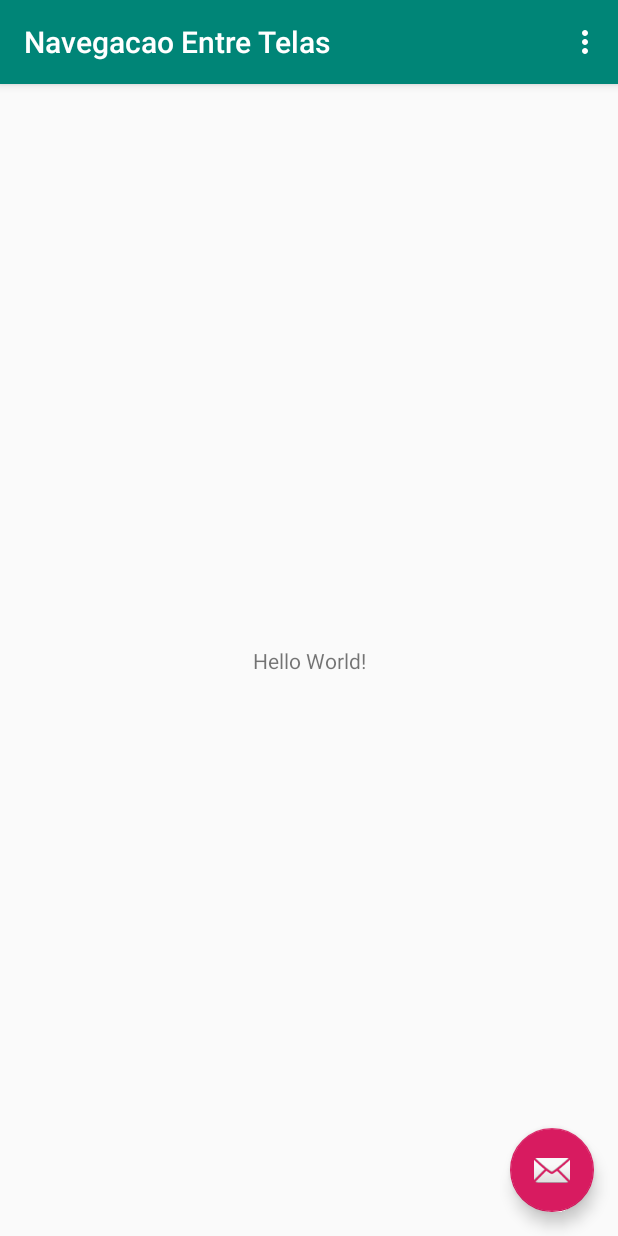
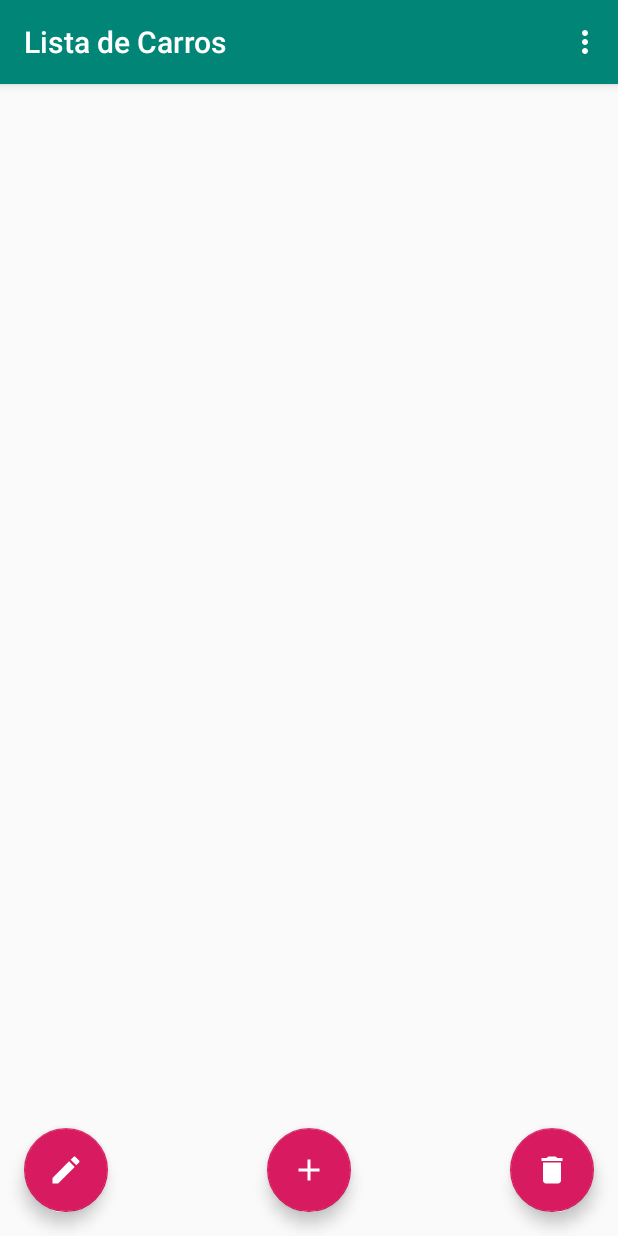
Before and after one commit to AglailsonSantiago/Desenvolvimento-Dispositivos-Moveis-2021.2, an Android app: the screen it shows after launch (MainActivity), on a phone screen of 412 x 824 dp. Run offline under Robolectric (Android 15) with nearby library versions, the phone set to English and light mode, and no system bars.

Commit message:
Atividade 95% concluída.

```diff
--- a/NavegacaoEntreTelas/app/src/main/AndroidManifest.xml
+++ b/NavegacaoEntreTelas/app/src/main/AndroidManifest.xml
@@ -19,6 +19,8 @@
                 <category android:name="android.intent.category.LAUNCHER" />
             </intent-filter>
         </activity>
+        <activity android:name=".ActivityADDeEDIT"
+            android:label="Formulário Carro"></activity>
     </application>
 
 </manifest>
--- /dev/null
+++ b/NavegacaoEntreTelas/app/src/main/res/drawable/ic_add_black_24dp.xml
@@ -0,0 +1,5 @@
+<vector android:height="24dp" android:tint="#FFFFFF"
+    android:viewportHeight="24.0" android:viewportWidth="24.0"
+    android:width="24dp" xmlns:android="http://schemas.android.com/apk/res/android">
+    <path android:fillColor="#FF000000" android:pathData="M19,13h-6v6h-2v-6H5v-2h6V5h2v6h6v2z"/>
+</vector>
--- /dev/null
+++ b/NavegacaoEntreTelas/app/src/main/res/drawable/ic_delete_black_24dp.xml
@@ -0,0 +1,5 @@
+<vector android:height="24dp" android:tint="#FFFFFF"
+    android:viewportHeight="24.0" android:viewportWidth="24.0"
+    android:width="24dp" xmlns:android="http://schemas.android.com/apk/res/android">
+    <path android:fillColor="#FF000000" android:pathData="M6,19c0,1.1 0.9,2 2,2h8c1.1,0 2,-0.9 2,-2V7H6v12zM19,4h-3.5l-1,-1h-5l-1,1H5v2h14V4z"/>
+</vector>
--- /dev/null
+++ b/NavegacaoEntreTelas/app/src/main/res/drawable/ic_edit_black_24dp.xml
@@ -0,0 +1,5 @@
+<vector android:height="24dp" android:tint="#FFFFFF"
+    android:viewportHeight="24.0" android:viewportWidth="24.0"
+    android:width="24dp" xmlns:android="http://schemas.android.com/apk/res/android">
+    <path android:fillColor="#FF000000" android:pathData="M3,17.25V21h3.75L17.81,9.94l-3.75,-3.75L3,17.25zM20.71,7.04c0.39,-0.39 0.39,-1.02 0,-1.41l-2.34,-2.34c-0.39,-0.39 -1.02,-0.39 -1.41,0l-1.83,1.83 3.75,3.75 1.83,-1.83z"/>
+</vector>
--- a/NavegacaoEntreTelas/app/src/main/res/layout/activity_main.xml
+++ b/NavegacaoEntreTelas/app/src/main/res/layout/activity_main.xml
@@ -23,11 +23,30 @@
     <include layout="@layout/content_main" />
 
     <com.google.android.material.floatingactionbutton.FloatingActionButton
-        android:id="@+id/fab"
+        android:id="@+id/add"
         android:layout_width="wrap_content"
         android:layout_height="wrap_content"
-        android:layout_gravity="bottom|end"
+        android:layout_gravity="bottom|center"
         android:layout_margin="@dimen/fab_margin"
-        app:srcCompat="@android:drawable/ic_dialog_email" />
+        android:onClick="adicionar"
+        app:srcCompat="@drawable/ic_add_black_24dp" />
+
+    <com.google.android.material.floatingactionbutton.FloatingActionButton
+        android:id="@+id/edit"
+        android:layout_width="wrap_content"
+        android:layout_height="wrap_content"
+        android:layout_gravity="bottom|center|start"
+        android:layout_margin="@dimen/fab_margin"
+        android:onClick="editar"
+        app:srcCompat="@drawable/ic_edit_black_24dp" />
+
+    <com.google.android.material.floatingactionbutton.FloatingActionButton
+        android:id="@+id/delete"
+        android:layout_width="wrap_content"
+        android:layout_height="wrap_content"
+        android:layout_gravity="bottom|center|end"
+        android:layout_margin="@dimen/fab_margin"
+        android:onClick="apagarItem"
+        app:srcCompat="@drawable/ic_delete_black_24dp" />
 
 </androidx.coordinatorlayout.widget.CoordinatorLayout>
--- a/NavegacaoEntreTelas/app/src/main/res/layout/content_main.xml
+++ b/NavegacaoEntreTelas/app/src/main/res/layout/content_main.xml
@@ -8,13 +8,8 @@
     tools:context=".MainActivity"
     tools:showIn="@layout/activity_main">
 
-    <TextView
-        android:layout_width="wrap_content"
-        android:layout_height="wrap_content"
-        android:text="Hello World!"
-        app:layout_constraintBottom_toBottomOf="parent"
-        app:layout_constraintLeft_toLeftOf="parent"
-        app:layout_constraintRight_toRightOf="parent"
-        app:layout_constraintTop_toTopOf="parent" />
-
+    <ListView
+        android:id="@+id/listCarros"
+        android:layout_width="match_parent"
+        android:layout_height="match_parent" />
 </androidx.constraintlayout.widget.ConstraintLayout>
--- a/NavegacaoEntreTelas/app/src/main/res/menu/menu_main.xml
+++ b/NavegacaoEntreTelas/app/src/main/res/menu/menu_main.xml
@@ -3,8 +3,23 @@
     xmlns:tools="http://schemas.android.com/tools"
     tools:context="com.ufc.navegacaoentretelas.MainActivity">
     <item
-        android:id="@+id/action_settings"
+        android:id="@+id/add"
         android:orderInCategory="100"
-        android:title="@string/action_settings"
+        android:title="Adicionar"
+        app:showAsAction="never" />
+    <item
+        android:id="@+id/edit"
+        android:orderInCategory="100"
+        android:title="Editar"
+        app:showAsAction="never" />
+    <item
+        android:id="@+id/delete"
+        android:orderInCategory="100"
+        android:title="Apagar"
+        app:showAsAction="never" />
+    <item
+        android:id="@+id/sair"
+        android:orderInCategory="100"
+        android:title="Sair"
         app:showAsAction="never" />
 </menu>
--- a/NavegacaoEntreTelas/app/src/main/res/values/strings.xml
+++ b/NavegacaoEntreTelas/app/src/main/res/values/strings.xml
@@ -1,4 +1,3 @@
 <resources>
-    <string name="app_name">Navegacao Entre Telas</string>
-    <string name="action_settings">Settings</string>
+    <string name="app_name">Lista de Carros</string>
 </resources>
```
Also changed, not shown: NavegacaoEntreTelas/app/src/main/java/com/ufc/navegacaoentretelas/ActivityADDeEDIT.java (added, +74 -0 lines), NavegacaoEntreTelas/app/src/main/java/com/ufc/navegacaoentretelas/Constants.java (added, +9 -0 lines), NavegacaoEntreTelas/app/src/main/java/com/ufc/navegacaoentretelas/MainActivity.java (+109 -12 lines), NavegacaoEntreTelas/app/src/main/java/com/ufc/navegacaoentretelas/model/Carro.java (added, +63 -0 lines), NavegacaoEntreTelas/app/src/main/res/layout/activity_form.xml (added, +59 -0 lines).
